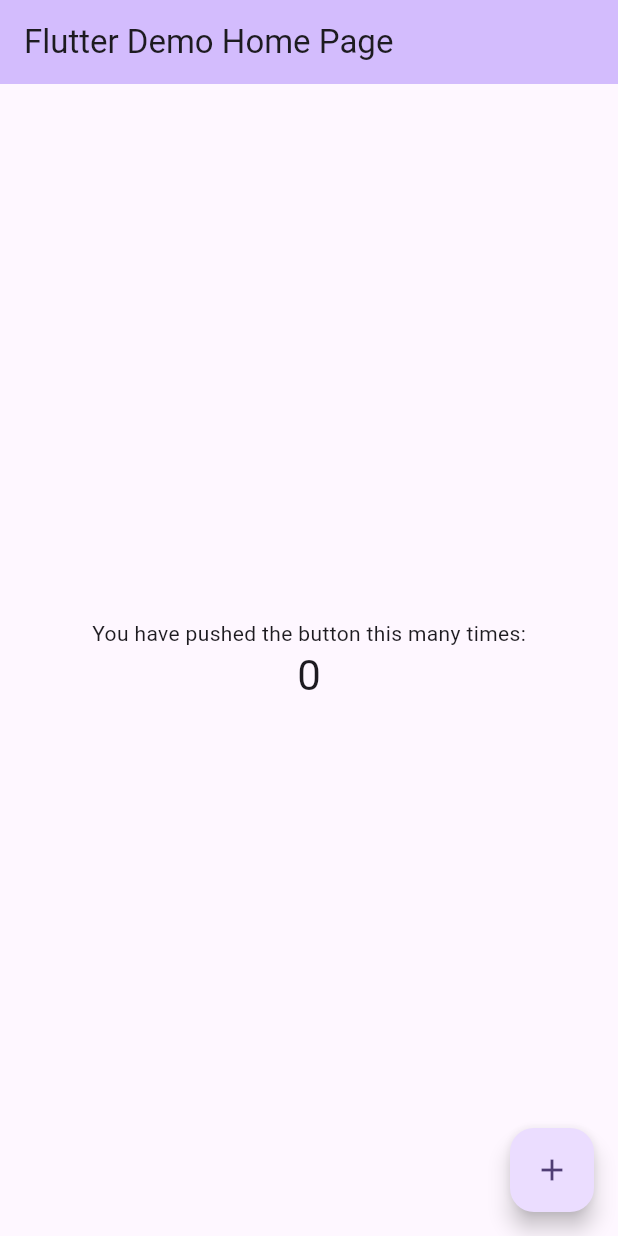
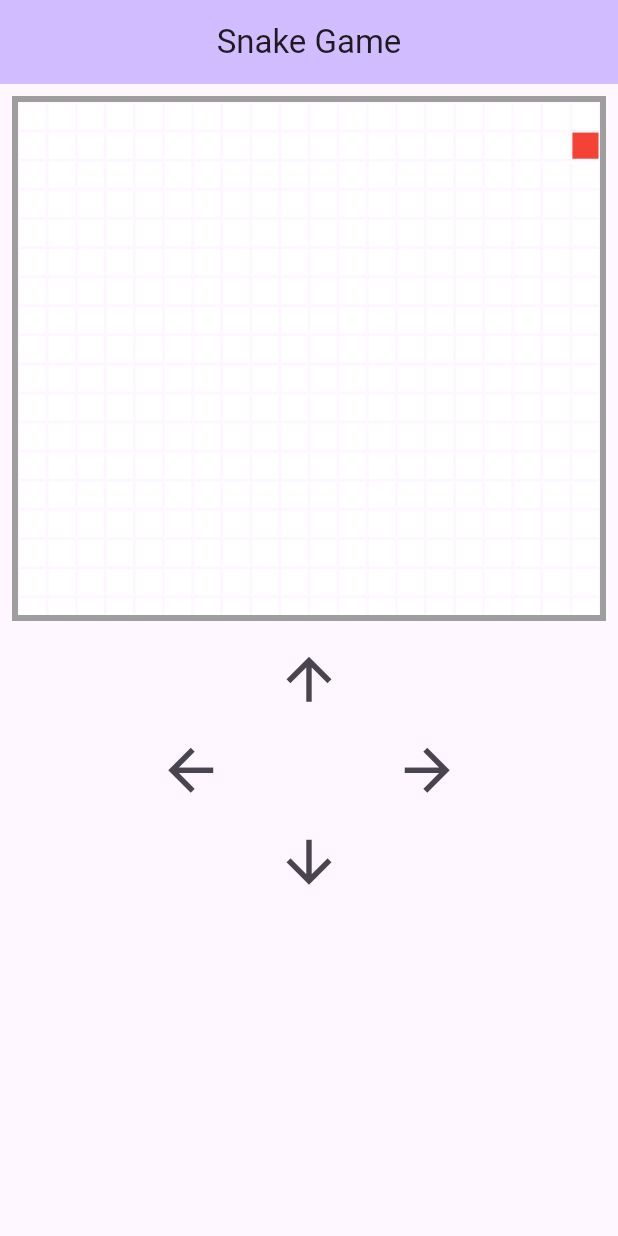
Before and after one commit to Muhammed-Ayad/snake_game, a Flutter app: the screen it shows after launch, on a phone screen of 412 x 824 dp. Run offline on Flutter 3.47's test engine with Material 3 defaults, Android fonts, the phone set to English and light mode, and no system bars.

Commit message:
create ui

```diff
--- a/lib/main.dart
+++ b/lib/main.dart
@@ -1,3 +1,5 @@
+import 'dart:async';
+
 import 'package:flutter/material.dart';
 
 void main() {
@@ -7,119 +9,123 @@ void main() {
 class MyApp extends StatelessWidget {
   const MyApp({super.key});
 
-  // This widget is the root of your application.
   @override
   Widget build(BuildContext context) {
     return MaterialApp(
-      title: 'Flutter Demo',
+      debugShowCheckedModeBanner: false,
       theme: ThemeData(
-        // This is the theme of your application.
-        //
-        // TRY THIS: Try running your application with "flutter run". You'll see
-        // the application has a purple toolbar. Then, without quitting the app,
-        // try changing the seedColor in the colorScheme below to Colors.green
-        // and then invoke "hot reload" (save your changes or press the "hot
-        // reload" button in a Flutter-supported IDE, or press "r" if you used
-        // the command line to start the app).
-        //
-        // Notice that the counter didn't reset back to zero; the application
-        // state is not lost during the reload. To reset the state, use hot
-        // restart instead.
-        //
-        // This works for code too, not just values: Most code changes can be
-        // tested with just a hot reload.
-        colorScheme: ColorScheme.fromSeed(seedColor: Colors.deepPurple),
         useMaterial3: true,
       ),
-      home: const MyHomePage(title: 'Flutter Demo Home Page'),
+      home: const MyHomePage(),
     );
   }
 }
 
 class MyHomePage extends StatefulWidget {
-  const MyHomePage({super.key, required this.title});
-
-  // This widget is the home page of your application. It is stateful, meaning
-  // that it has a State object (defined below) that contains fields that affect
-  // how it looks.
-
-  // This class is the configuration for the state. It holds the values (in this
-  // case the title) provided by the parent (in this case the App widget) and
-  // used by the build method of the State. Fields in a Widget subclass are
-  // always marked "final".
-
-  final String title;
+  const MyHomePage({super.key});
 
   @override
   State<MyHomePage> createState() => _MyHomePageState();
 }
 
 class _MyHomePageState extends State<MyHomePage> {
-  int _counter = 0;
+  int snake = 0;
 
-  void _incrementCounter() {
-    setState(() {
-      // This call to setState tells the Flutter framework that something has
-      // changed in this State, which causes it to rerun the build method below
-      // so that the display can reflect the updated values. If we changed
-      // _counter without calling setState(), then the build method would not be
-      // called again, and so nothing would appear to happen.
-      _counter++;
+  @override
+  void initState() {
+    super.initState();
+    Timer.periodic(const Duration(milliseconds: 200), (_) {
+      setState(() {
+        snake = snake == 400 ? 0 : snake + 1;
+      });
     });
   }
 
   @override
   Widget build(BuildContext context) {
-    // This method is rerun every time setState is called, for instance as done
-    // by the _incrementCounter method above.
-    //
-    // The Flutter framework has been optimized to make rerunning build methods
-    // fast, so that you can just rebuild anything that needs updating rather
-    // than having to individually change instances of widgets.
     return Scaffold(
       appBar: AppBar(
-        // TRY THIS: Try changing the color here to a specific color (to
-        // Colors.amber, perhaps?) and trigger a hot reload to see the AppBar
-        // change color while the other colors stay the same.
         backgroundColor: Theme.of(context).colorScheme.inversePrimary,
-        // Here we take the value from the MyHomePage object that was created by
-        // the App.build method, and use it to set our appbar title.
-        title: Text(widget.title),
+        title: const Text('Snake Game'),
+        centerTitle: true,
       ),
-      body: Center(
-        // Center is a layout widget. It takes a single child and positions it
-        // in the middle of the parent.
-        child: Column(
-          // Column is also a layout widget. It takes a list of children and
-          // arranges them vertically. By default, it sizes itself to fit its
-          // children horizontally, and tries to be as tall as its parent.
-          //
-          // Column has various properties to control how it sizes itself and
-          // how it positions its children. Here we use mainAxisAlignment to
-          // center the children vertically; the main axis here is the vertical
-          // axis because Columns are vertical (the cross axis would be
-          // horizontal).
-          //
-          // TRY THIS: Invoke "debug painting" (choose the "Toggle Debug Paint"
-          // action in the IDE, or press "p" in the console), to see the
-          // wireframe for each widget.
-          mainAxisAlignment: MainAxisAlignment.center,
-          children: <Widget>[
-            const Text(
-              'You have pushed the button this many times:',
+      body: Column(
+        children: [
+          Padding(
+            padding: const EdgeInsets.all(8.0),
+            child: Container(
+              height: 350,
+              width: double.infinity,
+              decoration: BoxDecoration(
+                border: Border.all(
+                  width: 4,
+                  color: Colors.grey,
+                ),
+              ),
+              child: GridView(
+                gridDelegate: const SliverGridDelegateWithFixedCrossAxisCount(
+                  crossAxisCount: 20,
+                ),
+                children: List.generate(
+                  400,
+                  (index) => Container(
+                    margin: const EdgeInsets.all(1.0),
+                    width: 15.0,
+                    height: 15.0,
+                    color: index == snake ? Colors.red : Colors.white,
+                  ),
+                ),
+              ),
             ),
-            Text(
-              '$_counter',
-              style: Theme.of(context).textTheme.headlineMedium,
-            ),
-          ],
-        ),
+          ),
+          Column(
+            children: [
+              CustomIconButton(
+                onPressed: () {},
+                icon: Icons.arrow_upward_sharp,
+              ),
+              Row(
+                mainAxisAlignment: MainAxisAlignment.spaceEvenly,
+                children: [
+                  CustomIconButton(
+                    onPressed: () {},
+                    icon: Icons.arrow_back,
+                  ),
+                  CustomIconButton(
+                    onPressed: () {},
+                    icon: Icons.arrow_forward_outlined,
+                  ),
+                ],
+              ),
+              CustomIconButton(
+                onPressed: () {},
+                icon: Icons.arrow_downward_outlined,
+              ),
+            ],
+          )
+        ],
       ),
-      floatingActionButton: FloatingActionButton(
-        onPressed: _incrementCounter,
-        tooltip: 'Increment',
-        child: const Icon(Icons.add),
-      ), // This trailing comma makes auto-formatting nicer for build methods.
     );
   }
 }
+
+// create custom icon button
+class CustomIconButton extends StatelessWidget {
+  const CustomIconButton({
+    super.key,
+    required this.onPressed,
+    required this.icon,
+  });
+  final VoidCallback onPressed;
+  final IconData icon;
+  @override
+  Widget build(BuildContext context) {
+    return IconButton(
+      onPressed: onPressed,
+      icon: Icon(
+        icon,
+        size: 45,
+      ),
+    );
+  }
+}
```
